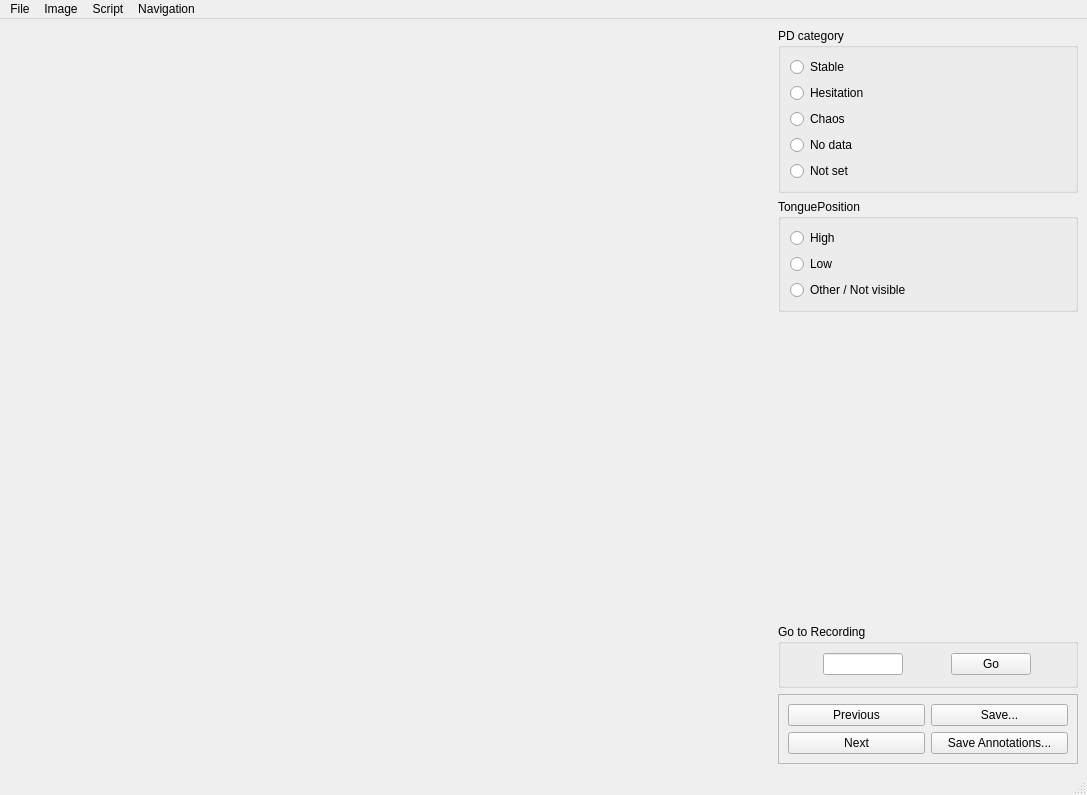
Qt form satkit/gui/qt_annotator.ui (giuthas/satkit) before a commit.
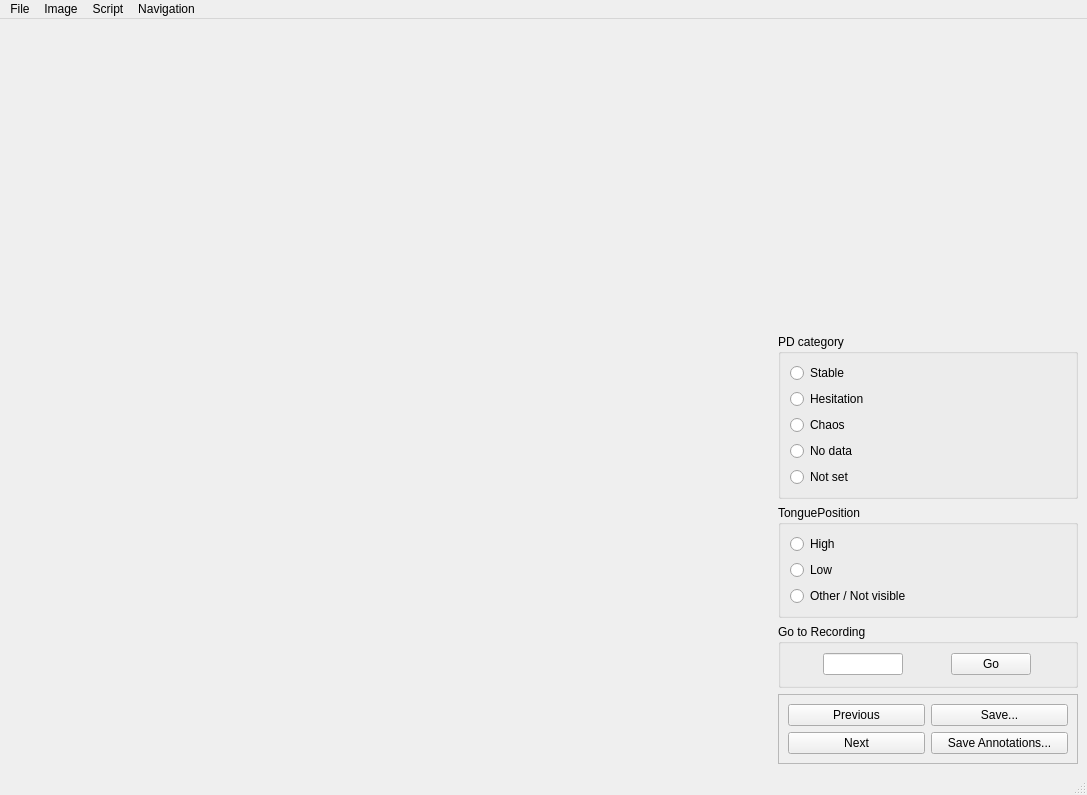
The same form after that commit.

Commit message: Moved the ultrasound plot to top.

```diff
--- a/satkit/gui/qt_annotator.ui
+++ b/satkit/gui/qt_annotator.ui
@@ -75,6 +75,36 @@
        <property name="bottomMargin">
         <number>0</number>
        </property>
+       <item>
+        <widget class="QWidget" name="ultrasoundFrame" native="true">
+         <property name="sizePolicy">
+          <sizepolicy hsizetype="Preferred" vsizetype="Fixed">
+           <horstretch>0</horstretch>
+           <verstretch>0</verstretch>
+          </sizepolicy>
+         </property>
+         <property name="minimumSize">
+          <size>
+           <width>300</width>
+           <height>300</height>
+          </size>
+         </property>
+         <layout class="QVBoxLayout" name="verticalLayout_6">
+          <property name="leftMargin">
+           <number>0</number>
+          </property>
+          <property name="topMargin">
+           <number>0</number>
+          </property>
+          <property name="rightMargin">
+           <number>0</number>
+          </property>
+          <property name="bottomMargin">
+           <number>0</number>
+          </property>
+         </layout>
+        </widget>
+       </item>
        <item>
         <widget class="QGroupBox" name="pdCategoryRB">
          <property name="title">
@@ -182,36 +212,6 @@
          </layout>
         </widget>
        </item>
-       <item>
-        <widget class="QWidget" name="ultrasoundFrame" native="true">
-         <property name="sizePolicy">
-          <sizepolicy hsizetype="Preferred" vsizetype="Fixed">
-           <horstretch>0</horstretch>
-           <verstretch>0</verstretch>
-          </sizepolicy>
-         </property>
-         <property name="minimumSize">
-          <size>
-           <width>300</width>
-           <height>300</height>
-          </size>
-         </property>
-         <layout class="QVBoxLayout" name="verticalLayout_6">
-          <property name="leftMargin">
-           <number>0</number>
-          </property>
-          <property name="topMargin">
-           <number>0</number>
-          </property>
-          <property name="rightMargin">
-           <number>0</number>
-          </property>
-          <property name="bottomMargin">
-           <number>0</number>
-          </property>
-         </layout>
-        </widget>
-       </item>
        <item>
         <widget class="QGroupBox" name="groupBox">
          <property name="maximumSize">
```
